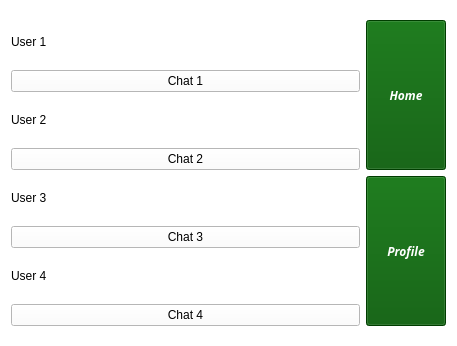
CS-205-S21/team_1_4, file pet_tinder/gui/petlist.ui: the form before one commit.
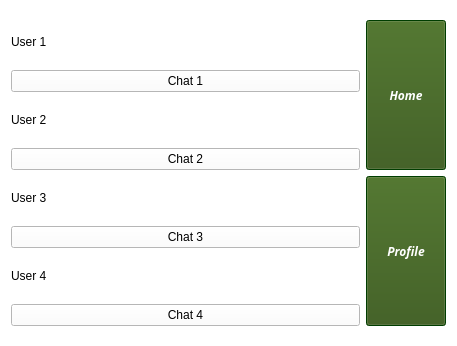
The form after the commit.

Patch:
```diff
--- a/pet_tinder/gui/petlist.ui
+++ b/pet_tinder/gui/petlist.ui
@@ -1244,9 +1244,9 @@
             <colorrole role="Button">
              <brush brushstyle="SolidPattern">
               <color alpha="255">
-               <red>0</red>
+               <red>50</red>
                <green>85</green>
-               <blue>0</blue>
+               <blue>19</blue>
               </color>
              </brush>
             </colorrole>
@@ -1381,9 +1381,9 @@
             <colorrole role="Button">
              <brush brushstyle="SolidPattern">
               <color alpha="255">
-               <red>0</red>
+               <red>50</red>
                <green>85</green>
-               <blue>0</blue>
+               <blue>19</blue>
               </color>
              </brush>
             </colorrole>
@@ -1518,9 +1518,9 @@
             <colorrole role="Button">
              <brush brushstyle="SolidPattern">
               <color alpha="255">
-               <red>0</red>
+               <red>50</red>
                <green>85</green>
-               <blue>0</blue>
+               <blue>19</blue>
               </color>
              </brush>
             </colorrole>
@@ -1680,9 +1680,9 @@
             <colorrole role="Button">
              <brush brushstyle="SolidPattern">
               <color alpha="255">
-               <red>0</red>
+               <red>50</red>
                <green>85</green>
-               <blue>0</blue>
+               <blue>19</blue>
               </color>
              </brush>
             </colorrole>
@@ -1817,9 +1817,9 @@
             <colorrole role="Button">
              <brush brushstyle="SolidPattern">
               <color alpha="255">
-               <red>0</red>
+               <red>50</red>
                <green>85</green>
-               <blue>0</blue>
+               <blue>19</blue>
               </color>
              </brush>
             </colorrole>
@@ -1954,9 +1954,9 @@
             <colorrole role="Button">
              <brush brushstyle="SolidPattern">
               <color alpha="255">
-               <red>0</red>
+               <red>50</red>
                <green>85</green>
-               <blue>0</blue>
+               <blue>19</blue>
               </color>
              </brush>
             </colorrole>
```
